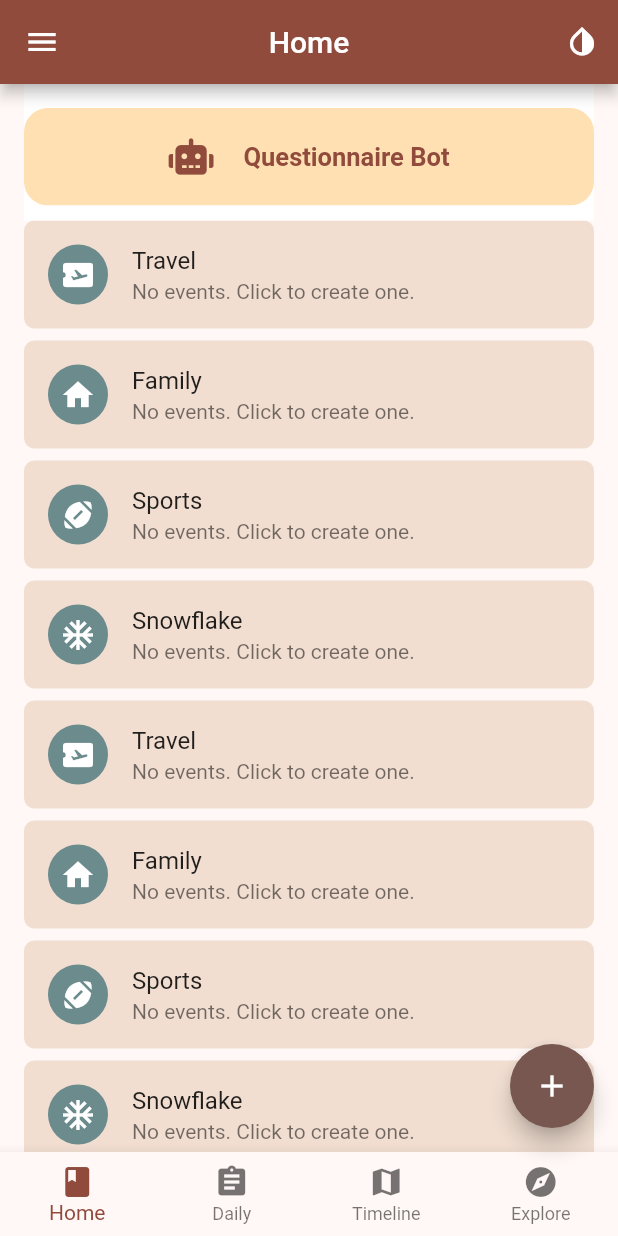
After one commit to What-the-Flutter/WTF-Lab-2, a Flutter app: the screen it shows after launch, after a tap on "Questionnaire Bot", on a phone screen of 412 x 824 dp. The commit adds this screen. Run offline on Flutter 3.47's test engine with Material 2 defaults, Android fonts, the phone set to English and light mode, and no system bars; our stand-ins replace font_awesome_flutter.

Commit message:
code refactored, navigation added

```diff
--- /dev/null
+++ b/236800258/lib/entities/task.dart
@@ -0,0 +1,11 @@
+
+import 'package:flutter/material.dart';
+
+class Task {
+  final Icon icon;
+  final String title;
+  Task({
+    required this.icon,
+    required this.title,
+  });
+}
--- /dev/null
+++ b/236800258/lib/my_app.dart
@@ -0,0 +1,19 @@
+import 'package:flutter/material.dart';
+
+import 'ui/navigation/app_navigation.dart';
+import 'utils/theme.dart';
+
+
+class MyApp extends StatelessWidget {
+  const MyApp({Key? key}) : super(key: key);
+
+  @override
+  Widget build(BuildContext context) {
+    return MaterialApp(
+      theme: AppTheme.lightTheme,
+      routes: AppNavigation.routes,
+      onGenerateRoute: AppNavigation.onGenerateRoute,
+      initialRoute: RouteNames.mainScreen,
+    );
+  }
+}
--- /dev/null
+++ b/236800258/lib/ui/navigation/app_navigation.dart
@@ -0,0 +1,29 @@
+import 'package:flutter/material.dart';
+
+import '../screens/main_screen.dart';
+import '../screens/messages_screen.dart';
+
+abstract class RouteNames {
+  static const mainScreen = 'main_screen';
+  static const messagesScreen = 'messages_screen';
+}
+
+class AppNavigation {
+  static final routes = <String, Widget Function(BuildContext)>{
+    RouteNames.mainScreen: (context) => MainScreen(),
+  };
+
+  static Route<Object> onGenerateRoute(RouteSettings settings) {
+    if (settings.name == RouteNames.messagesScreen) {
+      final arguments = settings.arguments;
+      final taskTitle = arguments is String ? arguments : '';
+      return MaterialPageRoute(
+        builder: (context) => MessagesScreen(title: taskTitle),
+      );
+    } else {
+      return MaterialPageRoute(
+        builder: (_) => const Text('Navigation error'),
+      );
+    }
+  }
+}
--- /dev/null
+++ b/236800258/lib/ui/screens/home_screen.dart
@@ -0,0 +1,22 @@
+import 'package:flutter/material.dart';
+
+import '../widgets/home_screen_widgets/bot_chat_button.dart';
+import '../widgets/home_screen_widgets/tasks_list.dart';
+
+class HomeScreen extends StatelessWidget {
+  const HomeScreen({Key? key}) : super(key: key);
+
+  @override
+  Widget build(BuildContext context) {
+    return Padding(
+      padding: const EdgeInsets.symmetric(horizontal: 16),
+      child: Column(
+        children: [
+          const BotChatButton(),
+          Container(height: 10, color: Colors.white),
+          TasksList(),
+        ],
+      ),
+    );
+  }
+}
--- /dev/null
+++ b/236800258/lib/ui/screens/main_screen.dart
@@ -0,0 +1,51 @@
+import 'package:flutter/material.dart';
+
+import '../widgets/main_screen_widgets/body.dart';
+import '../widgets/main_screen_widgets/bottom_bar.dart';
+
+class MainScreen extends StatefulWidget {
+  MainScreen({Key? key}) : super(key: key);
+
+  @override
+  State<MainScreen> createState() => _MainScreenState();
+}
+
+class _MainScreenState extends State<MainScreen> {
+  int _selectedIndex = 0;
+
+  void _onSelectedTab(int index) {
+    if (_selectedIndex == index) {
+      return;
+    } else {
+      setState(() {
+        _selectedIndex = index;
+      });
+    }
+  }
+
+  @override
+  Widget build(BuildContext context) {
+    return Scaffold(
+      appBar: AppBar(
+        title: const Text('Home'),
+        centerTitle: true,
+        actions: [
+          IconButton(
+            onPressed: () {},
+            icon: const Icon(Icons.invert_colors),
+          ),
+        ],
+      ),
+      body: MainScreenBody(pageIndex: _selectedIndex),
+      floatingActionButton: FloatingActionButton(
+        onPressed: () {},
+        child: const Icon(Icons.add),
+      ),
+      drawer: const Drawer(),
+      bottomNavigationBar: MainScreenBottomBar(
+        index: _selectedIndex,
+        onItemTapped: _onSelectedTab,
+      ),
+    );
+  }
+}
--- /dev/null
+++ b/236800258/lib/ui/widgets/home_screen_widgets/bot_chat_button.dart
@@ -0,0 +1,40 @@
+import 'package:flutter/material.dart';
+import 'package:font_awesome_flutter/font_awesome_flutter.dart';
+
+import '../../../utils/constants/colors.dart';
+
+class BotChatButton extends StatelessWidget {
+  const BotChatButton({Key? key}) : super(key: key);
+
+  @override
+  Widget build(BuildContext context) {
+    return Container(
+      padding: const EdgeInsets.only(top: 16),
+      color: Colors.white,
+      child: TextButton(
+        onPressed: () {},
+        style: TextButton.styleFrom(
+          backgroundColor: CustomColors.botChatButtonColor,
+          minimumSize: const Size(double.infinity, 65),
+          shape: RoundedRectangleBorder(
+            borderRadius: BorderRadius.circular(16),
+          ),
+        ),
+        child: Row(
+          mainAxisAlignment: MainAxisAlignment.center,
+          children: [
+            const FaIcon(FontAwesomeIcons.robot),
+            const SizedBox(width: 20),
+            const Text(
+              'Questionnaire Bot',
+              style: TextStyle(
+                fontSize: 17,
+                fontWeight: FontWeight.bold,
+              ),
+            )
+          ],
+        ),
+      ),
+    );
+  }
+}
--- /dev/null
+++ b/236800258/lib/ui/widgets/home_screen_widgets/tasks_list.dart
@@ -0,0 +1,98 @@
+import 'package:flutter/material.dart';
+
+import '../../../entities/task.dart';
+import '../../../utils/constants/colors.dart';
+import '../../navigation/app_navigation.dart';
+
+class _OnHoverListTile extends StatefulWidget {
+  final Widget Function(bool isHovered) builder;
+  _OnHoverListTile({Key? key, required this.builder}) : super(key: key);
+
+  @override
+  State<_OnHoverListTile> createState() => _OnHoverListTileState();
+}
+
+class _OnHoverListTileState extends State<_OnHoverListTile> {
+  bool isHovered = false;
+
+  void onEntered(bool isHovered) {
+    setState(() {
+      this.isHovered = isHovered;
+    });
+  }
+
+  @override
+  Widget build(BuildContext context) {
+    return MouseRegion(
+      onEnter: (event) => onEntered(true),
+      onExit: (event) => onEntered(false),
+      child: widget.builder(isHovered),
+    );
+  }
+}
+
+Widget _createListItem({
+  required Icon itemIcon,
+  required String itemName,
+  required BuildContext context,
+}) {
+  return _OnHoverListTile(
+    builder: (isHovered) {
+      final theme = Theme.of(context).listTileTheme;
+      return ListTile(
+        tileColor: isHovered == true
+            ? CustomColors.onListTileHovered
+            : theme.tileColor,
+        leading: CircleAvatar(
+          child: itemIcon,
+        ),
+        title: Text(itemName),
+        subtitle: const Text('No events. Click to create one.'),
+        onTap: () {
+          Navigator.of(context).pushNamed(
+            RouteNames.messagesScreen,
+            arguments: itemName,
+          );
+        },
+      );
+    },
+  );
+}
+
+class TasksList extends StatelessWidget {
+  TasksList({Key? key}) : super(key: key);
+
+  final List<Task> _tasks = [
+    Task(icon: const Icon(Icons.airplane_ticket), title: 'Travel'),
+    Task(icon: const Icon(Icons.home), title: 'Family'),
+    Task(icon: const Icon(Icons.sports_football), title: 'Sports'),
+    Task(icon: const Icon(Icons.ac_unit), title: 'Snowflake'),
+    Task(icon: const Icon(Icons.airplane_ticket), title: 'Travel'),
+    Task(icon: const Icon(Icons.home), title: 'Family'),
+    Task(icon: const Icon(Icons.sports_football), title: 'Sports'),
+    Task(icon: const Icon(Icons.ac_unit), title: 'Snowflake'),
+    Task(icon: const Icon(Icons.airplane_ticket), title: 'Travel'),
+    Task(icon: const Icon(Icons.home), title: 'Family'),
+    Task(icon: const Icon(Icons.sports_football), title: 'Sports'),
+    Task(icon: const Icon(Icons.ac_unit), title: 'Snowflake'),
+  ];
+
+  @override
+  Widget build(BuildContext context) {
+    return Expanded(
+      child: ListView.separated(
+        itemCount: _tasks.length,
+        itemBuilder: (context, i) {
+          return _createListItem(
+            itemIcon: _tasks[i].icon,
+            itemName: _tasks[i].title,
+            context: context,
+          );
+        },
+        separatorBuilder: (context, i) {
+          return const SizedBox(height: 8);
+        },
+      ),
+    );
+  }
+}
--- /dev/null
+++ b/236800258/lib/ui/widgets/main_screen_widgets/body.dart
@@ -0,0 +1,23 @@
+import 'package:flutter/material.dart';
+
+import '../../screens/daily_screen.dart';
+import '../../screens/explore_screen.dart';
+import '../../screens/home_screen.dart';
+import '../../screens/timeline_screen.dart';
+
+class MainScreenBody extends StatelessWidget {
+  final int pageIndex;
+  const MainScreenBody({Key? key, required this.pageIndex}) : super(key: key);
+
+  static const pages = <Widget>[
+    HomeScreen(),
+    DailyScreen(),
+    TimelineScreen(),
+    ExploreScreen(),
+  ];
+
+  @override
+  Widget build(BuildContext context) {
+    return pages.elementAt(pageIndex);
+  }
+}
--- /dev/null
+++ b/236800258/lib/ui/widgets/main_screen_widgets/bottom_bar.dart
@@ -0,0 +1,39 @@
+import 'package:flutter/material.dart';
+
+class MainScreenBottomBar extends StatelessWidget {
+  final int index;
+  final Function(int) onItemTapped;
+
+  const MainScreenBottomBar({
+    Key? key,
+    required this.index,
+    required this.onItemTapped,
+  }) : super(key: key);
+
+  @override
+  Widget build(BuildContext context) {
+    return BottomNavigationBar(
+      type: BottomNavigationBarType.fixed,
+      items: const [
+        BottomNavigationBarItem(
+          icon: Icon(Icons.book),
+          label: 'Home',
+        ),
+        BottomNavigationBarItem(
+          icon: Icon(Icons.assignment),
+          label: 'Daily',
+        ),
+        BottomNavigationBarItem(
+          icon: Icon(Icons.map),
+          label: 'Timeline',
+        ),
+        BottomNavigationBarItem(
+          icon: Icon(Icons.explore),
+          label: 'Explore',
+        ),
+      ],
+      currentIndex: index,
+      onTap: onItemTapped,
+    );
+  }
+}
--- a/236800258/lib/utils/constants.dart
+++ /dev/null
@@ -1,9 +0,0 @@
-import 'package:flutter/material.dart';
-
-class CustomColors {
-  static Color primaryColor = const Color(0xFF582a20);
-  static Color listTileColor = const Color(0xFFf1ded1);
-  static Color onListTileHovered = const Color(0xFFFFF9C4);
-  static Color primaryDarkColor = const Color(0xFF6B8B8D);
-  static Color botChatButtonColor = const Color(0xFFFFE0B2);
-}
--- /dev/null
+++ b/236800258/lib/utils/constants/colors.dart
@@ -0,0 +1,9 @@
+import 'package:flutter/material.dart';
+
+class CustomColors {
+  static const primaryColor = Color(0xFF582a20);
+  static const listTileColor = Color(0xFFf1ded1);
+  static const onListTileHovered = Color(0xFFFFF9C4);
+  static const primaryDarkColor = Color(0xFF6B8B8D);
+  static const botChatButtonColor = Color(0xFFFFE0B2);
+}
--- a/236800258/lib/utils/theme.dart
+++ b/236800258/lib/utils/theme.dart
@@ -1,6 +1,6 @@
 import 'package:flutter/material.dart';
 
-import 'constants.dart';
+import 'constants/colors.dart';
 
 class AppTheme {
   static final lightTheme = ThemeData(
```
Also changed, not shown: 236800258/lib/main.dart (+1 -13 lines), 236800258/lib/ui/home_screen.dart (deleted, +0 -152 lines), 236800258/lib/ui/main_screen.dart (deleted, +0 -106 lines), 236800258/lib/ui/screens/messages_screen.dart (added, +17 -0 lines), 236800258/lib/ui/screens/daily_screen.dart (renamed from 236800258/lib/ui/daily_screen.dart), 236800258/lib/ui/screens/explore_screen.dart (renamed from 236800258/lib/ui/explore_screen.dart), 236800258/lib/ui/screens/timeline_screen.dart (renamed from 236800258/lib/ui/timeline_screen.dart).
